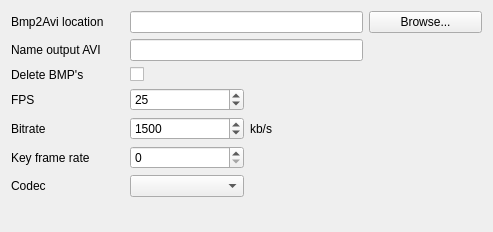
Old version of the form src/videosettings.ui in the repository michjans/routegen.
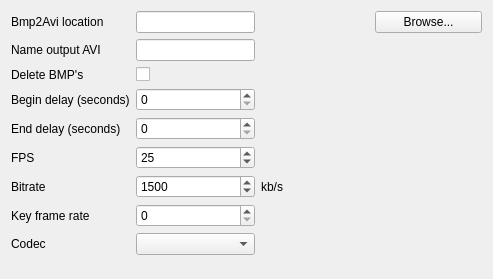
New version of the form.

Commit message: Final maintainance and bug-fixes for v1-7 	-Delay settings moved to movie-generation tab 	-Bugfix in saving generator selelection 	-etc. Tutorial modified for new v1-7 features

```diff
--- a/src/videosettings.ui
+++ b/src/videosettings.ui
@@ -7,7 +7,7 @@
     <x>0</x>
     <y>0</y>
     <width>493</width>
-    <height>232</height>
+    <height>279</height>
    </rect>
   </property>
   <property name="windowTitle">
@@ -21,7 +21,7 @@
      </property>
     </widget>
    </item>
-   <item row="0" column="1" colspan="2">
+   <item row="0" column="1">
     <widget class="QLineEdit" name="codecExecLocLE">
      <property name="toolTip">
       <string>Enter location of bmp2avi executable.</string>
@@ -42,7 +42,7 @@
      </property>
     </widget>
    </item>
-   <item row="1" column="1" colspan="2">
+   <item row="1" column="1">
     <widget class="QLineEdit" name="nameOutputLE">
      <property name="toolTip">
       <string>Enter name of ouptut AVI (without .avi extension!)</string>
@@ -70,13 +70,41 @@
     </widget>
    </item>
    <item row="3" column="0">
+    <widget class="QLabel" name="label">
+     <property name="text">
+      <string>Begin delay (seconds)</string>
+     </property>
+    </widget>
+   </item>
+   <item row="3" column="1">
+    <widget class="QSpinBox" name="mBeginDelaySB">
+     <property name="toolTip">
+      <string>Number of seconds delay before the route animation starts</string>
+     </property>
+    </widget>
+   </item>
+   <item row="4" column="0">
+    <widget class="QLabel" name="label_2">
+     <property name="text">
+      <string>End delay (seconds)</string>
+     </property>
+    </widget>
+   </item>
+   <item row="4" column="1">
+    <widget class="QSpinBox" name="mEndDelaySB">
+     <property name="toolTip">
+      <string>Number of seconds delay after end of the route animation</string>
+     </property>
+    </widget>
+   </item>
+   <item row="5" column="0">
     <widget class="QLabel" name="fpsLabel">
      <property name="text">
       <string>FPS</string>
      </property>
     </widget>
    </item>
-   <item row="3" column="1">
+   <item row="5" column="1">
     <widget class="QSpinBox" name="fpsSB">
      <property name="toolTip">
       <string>Select frame rate of output AVI</string>
@@ -92,7 +120,7 @@
      </property>
     </widget>
    </item>
-   <item row="3" column="2" colspan="2">
+   <item row="5" column="2" colspan="2">
     <spacer name="spacer">
      <property name="orientation">
       <enum>Qt::Horizontal</enum>
@@ -105,58 +133,14 @@
      </property>
     </spacer>
    </item>
-   <item row="5" column="0">
-    <widget class="QLabel" name="keyFrLabel">
-     <property name="text">
-      <string>Key frame rate</string>
-     </property>
-    </widget>
-   </item>
    <item row="6" column="0">
-    <widget class="QLabel" name="codecLabel">
-     <property name="text">
-      <string>Codec</string>
-     </property>
-    </widget>
-   </item>
-   <item row="6" column="1">
-    <widget class="QComboBox" name="codecCB">
-     <property name="toolTip">
-      <string>Select codec used for output AVI</string>
-     </property>
-    </widget>
-   </item>
-   <item row="7" column="1">
-    <spacer name="verticalSpacer_2">
-     <property name="orientation">
-      <enum>Qt::Vertical</enum>
-     </property>
-     <property name="sizeHint" stdset="0">
-      <size>
-       <width>82</width>
-       <height>7</height>
-      </size>
-     </property>
-    </spacer>
-   </item>
-   <item row="5" column="1">
-    <widget class="QSpinBox" name="keyFrSB">
-     <property name="toolTip">
-      <string>Select key frame rate of output AVI</string>
-     </property>
-     <property name="maximum">
-      <number>50</number>
-     </property>
-    </widget>
-   </item>
-   <item row="4" column="0">
     <widget class="QLabel" name="bitRateLabel">
      <property name="text">
       <string>Bitrate</string>
      </property>
     </widget>
    </item>
-   <item row="4" column="1">
+   <item row="6" column="1">
     <widget class="QSpinBox" name="bitRateSB">
      <property name="minimum">
       <number>200</number>
@@ -172,13 +156,57 @@
      </property>
     </widget>
    </item>
-   <item row="4" column="2">
+   <item row="6" column="2">
     <widget class="QLabel" name="bitRateLabel2">
      <property name="text">
       <string>kb/s</string>
      </property>
     </widget>
    </item>
+   <item row="7" column="0">
+    <widget class="QLabel" name="keyFrLabel">
+     <property name="text">
+      <string>Key frame rate</string>
+     </property>
+    </widget>
+   </item>
+   <item row="7" column="1">
+    <widget class="QSpinBox" name="keyFrSB">
+     <property name="toolTip">
+      <string>Select key frame rate of output AVI</string>
+     </property>
+     <property name="maximum">
+      <number>50</number>
+     </property>
+    </widget>
+   </item>
+   <item row="8" column="0">
+    <widget class="QLabel" name="codecLabel">
+     <property name="text">
+      <string>Codec</string>
+     </property>
+    </widget>
+   </item>
+   <item row="8" column="1">
+    <widget class="QComboBox" name="codecCB">
+     <property name="toolTip">
+      <string>Select codec used for output AVI</string>
+     </property>
+    </widget>
+   </item>
+   <item row="9" column="1">
+    <spacer name="verticalSpacer_2">
+     <property name="orientation">
+      <enum>Qt::Vertical</enum>
+     </property>
+     <property name="sizeHint" stdset="0">
+      <size>
+       <width>82</width>
+       <height>7</height>
+      </size>
+     </property>
+    </spacer>
+   </item>
   </layout>
  </widget>
  <resources/>
```
The commit also changes 14 other files.
